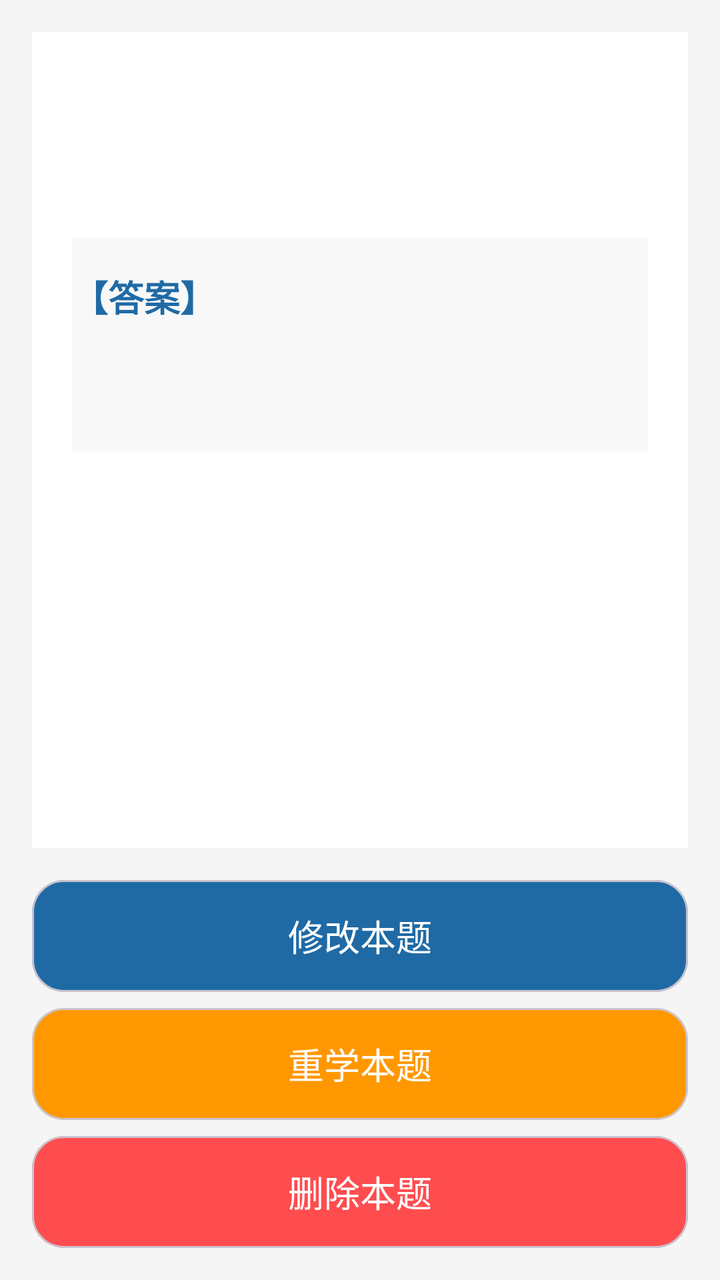
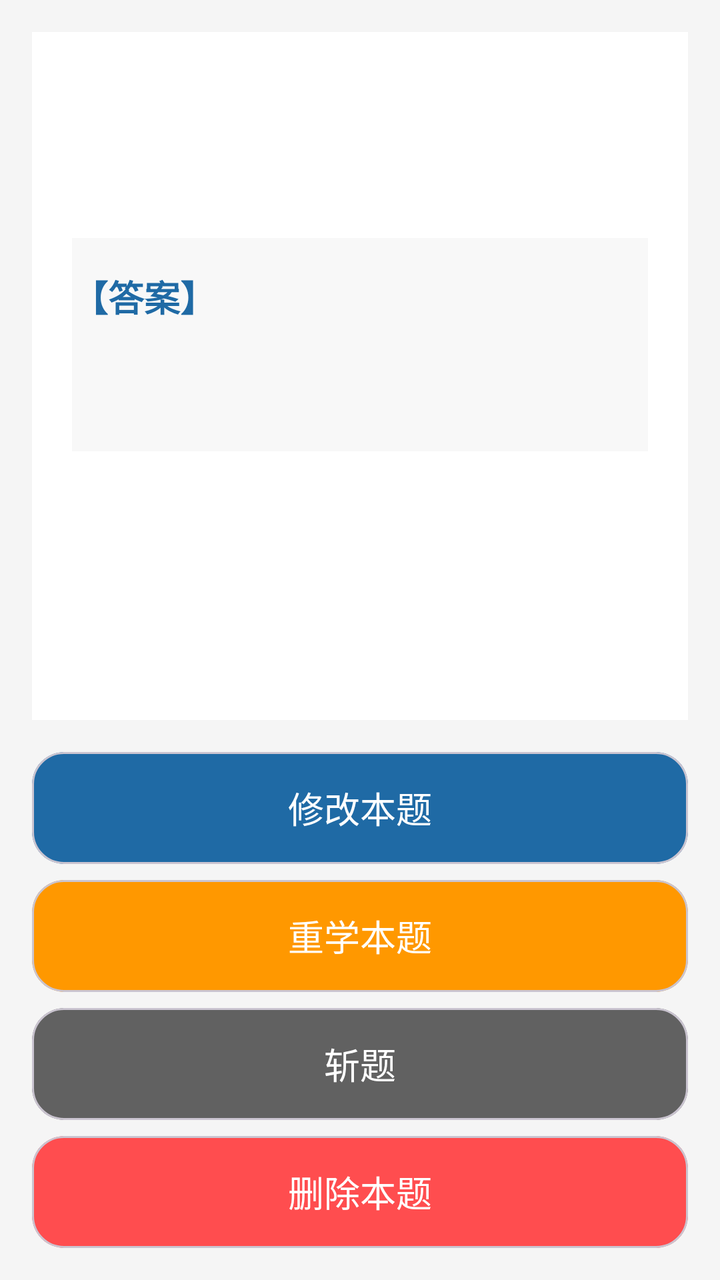

The first picture is an Android layout as it rendered before a commit; the second is the same layout after the commit. The layout source and the unified diff follow.
<!-- AndroidManifest.xml: application theme Theme.Demo -->
<!-- res/layout/activity_question_detail.xml -->
<?xml version="1.0" encoding="utf-8"?>
<LinearLayout
    xmlns:android="http://schemas.android.com/apk/res/android"
    xmlns:app="http://schemas.android.com/apk/res-auto"
    android:layout_width="match_parent"
    android:layout_height="match_parent"
    android:orientation="vertical"
    android:background="#f5f5f5"
    android:padding="16dp">

    <androidx.core.widget.NestedScrollView
        android:layout_width="match_parent"
        android:layout_height="0dp"
        android:layout_weight="1"
        android:background="@android:color/white"
        android:padding="20dp">

        <LinearLayout
            android:layout_width="match_parent"
            android:layout_height="wrap_content"
            android:orientation="vertical">

            <TextView
                android:id="@+id/tv_question"
                android:layout_width="match_parent"
                android:layout_height="wrap_content"
                android:textSize="20sp"
                android:textColor="#333333"
                android:lineSpacingExtra="8dp"/>

            <HorizontalScrollView
                android:layout_width="match_parent"
                android:layout_height="wrap_content"
                android:layout_marginTop="16dp">
                <LinearLayout
                    android:id="@+id/review_image_layout"
                    android:layout_width="wrap_content"
                    android:layout_height="wrap_content"
                    android:orientation="horizontal"
                    android:padding="8dp"/>
            </HorizontalScrollView>

            <LinearLayout
                android:id="@+id/answer_layout"
                android:layout_width="match_parent"
                android:layout_height="wrap_content"
                android:orientation="vertical"
                android:layout_marginTop="24dp"
                android:paddingTop="16dp"
                android:background="#f8f8f8">

                <TextView
                    android:layout_width="wrap_content"
                    android:layout_height="wrap_content"
                    android:text="【答案】"
                    android:textSize="18sp"
                    android:textStyle="bold"
                    android:textColor="#1f6aa5"/>

                <TextView
                    android:id="@+id/tv_answer"
                    android:layout_width="match_parent"
                    android:layout_height="wrap_content"
                    android:textSize="18sp"
                    android:textColor="#333333"
                    android:layout_marginTop="8dp"/>

                <HorizontalScrollView
                    android:layout_width="match_parent"
                    android:layout_height="wrap_content"
                    android:layout_marginTop="16dp">
                    <LinearLayout
                        android:id="@+id/answer_image_layout"
                        android:layout_width="wrap_content"
                        android:layout_height="wrap_content"
                        android:orientation="horizontal"
                        android:padding="8dp"/>
                </HorizontalScrollView>

            </LinearLayout>

        </LinearLayout>

    </androidx.core.widget.NestedScrollView>

    
    <LinearLayout
        android:layout_width="match_parent"
        android:layout_height="wrap_content"
        android:orientation="vertical"
        android:layout_marginTop="16dp">

        
        <com.google.android.material.card.MaterialCardView
            android:id="@+id/btn_edit"
            android:layout_width="match_parent"
            android:layout_height="56dp"
            app:cardCornerRadius="16dp"
            app:cardBackgroundColor="#1f6aa5"
            android:layout_marginBottom="8dp">

            <TextView
                android:layout_width="match_parent"
                android:layout_height="match_parent"
                android:text="修改本题"
                android:textColor="@android:color/white"
                android:textSize="18sp"
                android:gravity="center"/>
        </com.google.android.material.card.MaterialCardView>

        
        <com.google.android.material.card.MaterialCardView
            android:id="@+id/btn_restudy"
            android:layout_width="match_parent"
            android:layout_height="56dp"
            app:cardCornerRadius="16dp"
            app:cardBackgroundColor="#ff9800"
            android:layout_marginBottom="8dp">

            <TextView
                android:layout_width="match_parent"
                android:layout_height="match_parent"
                android:text="重学本题"
                android:textColor="@android:color/white"
                android:textSize="18sp"
                android:gravity="center"/>
        </com.google.android.material.card.MaterialCardView>

        
        <com.google.android.material.card.MaterialCardView
            android:id="@+id/btn_delete"
            android:layout_width="match_parent"
            android:layout_height="56dp"
            app:cardCornerRadius="16dp"
            app:cardBackgroundColor="#ff4d4f">

            <TextView
                android:layout_width="match_parent"
                android:layout_height="match_parent"
                android:text="删除本题"
                android:textColor="@android:color/white"
                android:textSize="18sp"
                android:gravity="center"/>
        </com.google.android.material.card.MaterialCardView>

    </LinearLayout>

</LinearLayout>
<!-- resources referenced by this layout -->
<resources>
  <style name="Theme.Demo" parent="Base.Theme.Demo" />
  <style name="Base.Theme.Demo" parent="Theme.Material3.DayNight.NoActionBar">
          
          
      </style>
</resources>

<!-- the commit's change to res/layout/activity_question_detail.xml (unified diff, before → after) -->
@@ -128,6 +128,25 @@
 
         
         <com.google.android.material.card.MaterialCardView
+            android:id="@+id/btn_exclude"
+            android:layout_width="match_parent"
+            android:layout_height="56dp"
+            app:cardCornerRadius="16dp"
+            app:cardBackgroundColor="#616161"
+            android:layout_marginBottom="8dp">
+
+            <TextView
+                android:id="@+id/btn_exclude_text"
+                android:layout_width="match_parent"
+                android:layout_height="match_parent"
+                android:text="斩题"
+                android:textColor="@android:color/white"
+                android:textSize="18sp"
+                android:gravity="center"/>
+        </com.google.android.material.card.MaterialCardView>
+
+        
+        <com.google.android.material.card.MaterialCardView
             android:id="@+id/btn_delete"
             android:layout_width="match_parent"
             android:layout_height="56dp"
